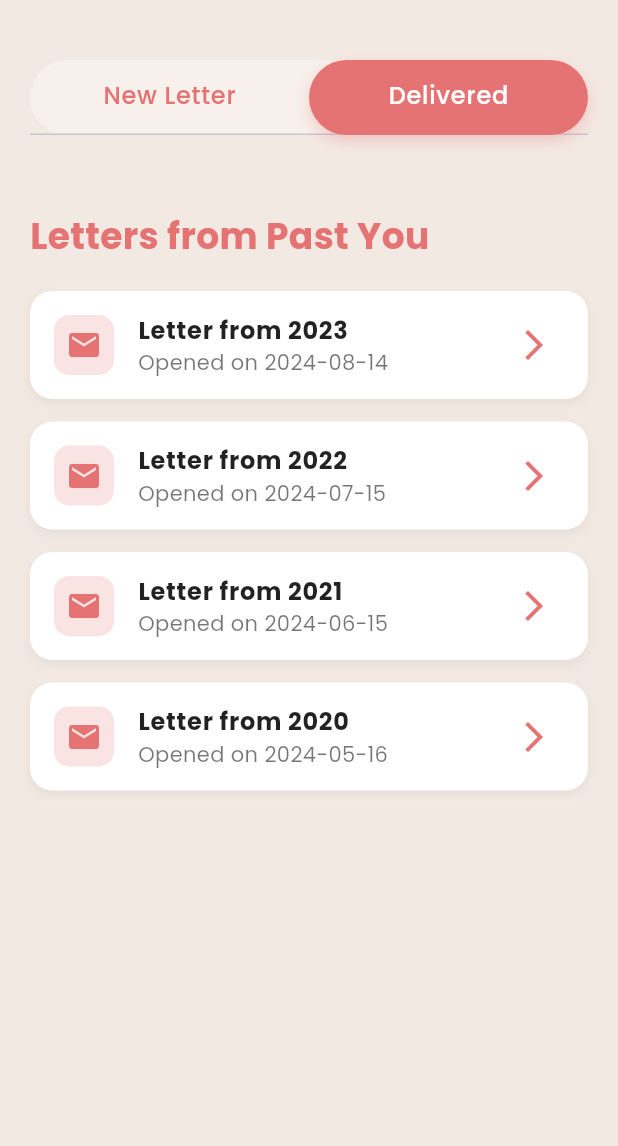
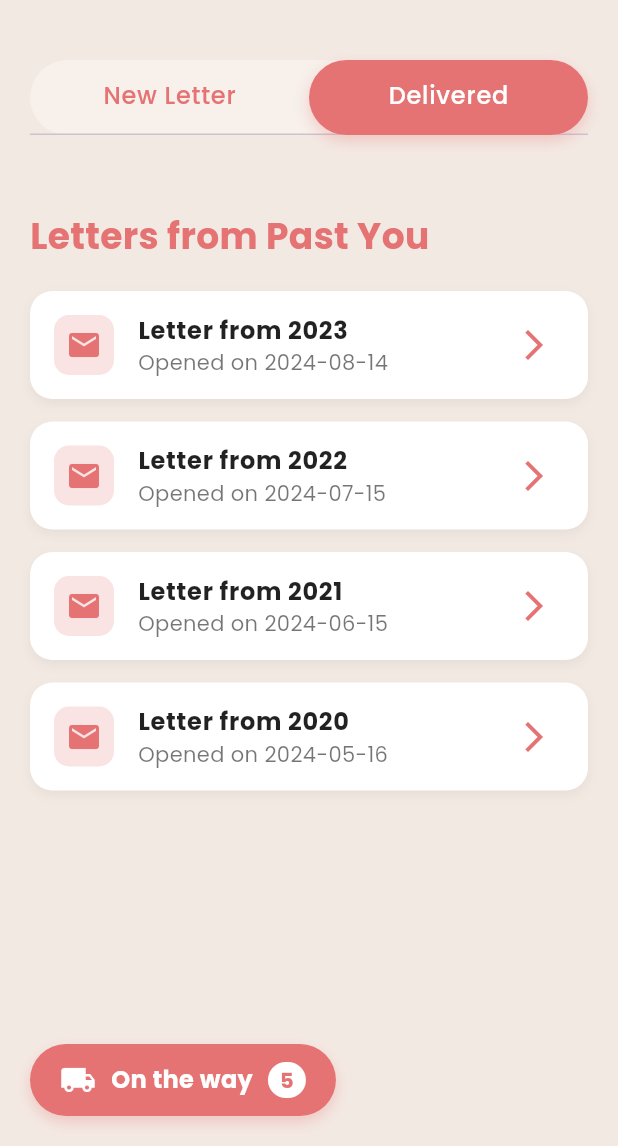
Before and after one commit to atahtee/futureself, a Flutter app: the HomePage screen opened directly, tab 2 chosen, on a phone screen of 412 x 824 dp, the part 90-1236 px from its top. Run offline on Flutter 3.47's test engine with Material 3 defaults, Android fonts, the phone set to English and light mode, and no system bars; our stand-ins replace google_fonts, supabase_flutter; missing offline and left inert: time_picker_spinner_pop_up; accounts and stored records are empty.

Commit message:
Added on the way function

```diff
--- a/lib/presentation/pages/home_page.dart
+++ b/lib/presentation/pages/home_page.dart
@@ -25,7 +25,7 @@ class HomePage extends StatelessWidget {
                     style: GoogleFonts.poppins(
                       fontSize: 28,
                       fontWeight: FontWeight.w600,
-                      color: Color(0xFFE57373), // Soft terracotta
+                      color: Color(0xFFE57373),
                       letterSpacing: 1.2,
                     ),
                     textAlign: TextAlign.center,
--- a/lib/presentation/widgets/delivered_letter.dart
+++ b/lib/presentation/widgets/delivered_letter.dart
@@ -1,4 +1,5 @@
 import 'package:flutter/material.dart';
+import 'package:futureme/presentation/widgets/on_theway.dart';
 import 'package:google_fonts/google_fonts.dart';
 
 class DeliveredLettersTab extends StatelessWidget {
@@ -63,8 +64,69 @@ class DeliveredLettersTab extends StatelessWidget {
                 );
               },
             ),
+
           ),
+          _buildOnTheWayButton(context)
         ],
+
+      ),
+
+    );
+
+  }
+
+  Widget _buildOnTheWayButton(BuildContext context) {
+    return InkWell(
+      onTap: () {
+        Navigator.push(
+          context,
+          MaterialPageRoute(builder: (context) => OnTheWayLettersPage()),
+        );
+      },
+      child: Container(
+        padding: EdgeInsets.symmetric(vertical: 12, horizontal: 20),
+        decoration: BoxDecoration(
+          color: Color(0xFFE57373),
+          borderRadius: BorderRadius.circular(30),
+          boxShadow: [
+            BoxShadow(
+              color: Color(0xFFE57373).withOpacity(0.3),
+              blurRadius: 8,
+              offset: Offset(0, 4),
+            ),
+          ],
+        ),
+        child: Row(
+          mainAxisSize: MainAxisSize.min,
+          children: [
+            Icon(Icons.local_shipping, color: Colors.white),
+            SizedBox(width: 10),
+            Text(
+              "On the way",
+              style: GoogleFonts.poppins(
+                color: Colors.white,
+                fontWeight: FontWeight.bold,
+                fontSize: 16,
+              ),
+            ),
+            SizedBox(width: 10),
+            Container(
+              padding: EdgeInsets.symmetric(horizontal: 8, vertical: 2),
+              decoration: BoxDecoration(
+                color: Colors.white,
+                borderRadius: BorderRadius.circular(15),
+              ),
+              child: Text(
+                "5",
+                style: GoogleFonts.poppins(
+                  color: Color(0xFFE57373),
+                  fontWeight: FontWeight.bold,
+                  fontSize: 14,
+                ),
+              ),
+            ),
+          ],
+        ),
       ),
     );
   }
--- a/lib/presentation/widgets/new_letter.dart
+++ b/lib/presentation/widgets/new_letter.dart
@@ -8,7 +8,7 @@ class NewLetterTab extends StatelessWidget {
 
   @override
   Widget build(BuildContext context) {
-    final DateTime initialDate = DateTime.now();
+    final DateTime initialDate = DateTime.now().add(Duration(days: 30));
 
     return Padding(
       padding: EdgeInsets.all(20),
@@ -92,8 +92,7 @@ class NewLetterTab extends StatelessWidget {
                                     mode: CupertinoDatePickerMode.date,
                                     initTime: initialDate,
                                     minTime: initialDate,
-                                    maxTime: DateTime.now()
-                                        .add(Duration(days: 365 * 10)),
+                                    maxTime: DateTime.now().add(Duration(days: 365 * 10)),
                                     barrierColor: Colors.black12,
                                     minuteInterval: 1,
                                     padding: const EdgeInsets.symmetric(horizontal: 12, vertical: 15),
--- a/pubspec.yaml
+++ b/pubspec.yaml
@@ -41,6 +41,7 @@ dependencies:
   duration_picker: ^1.2.0
   time_picker_spinner_pop_up: ^2.0.0
   date_cupertino_bottom_sheet_picker: ^0.0.4
+  supabase_flutter: ^2.6.0
 
 dev_dependencies:
   flutter_test:
```
Also changed, not shown: lib/auth/sign_in.dart (+29 -12 lines), lib/auth/sign_up.dart (+34 -15 lines), lib/main.dart (+4 -3 lines), lib/presentation/pages/settings_page.dart (+7 -1 lines), lib/presentation/widgets/on_theway.dart (added, +63 -0 lines), pubspec.lock, 5 other files.
